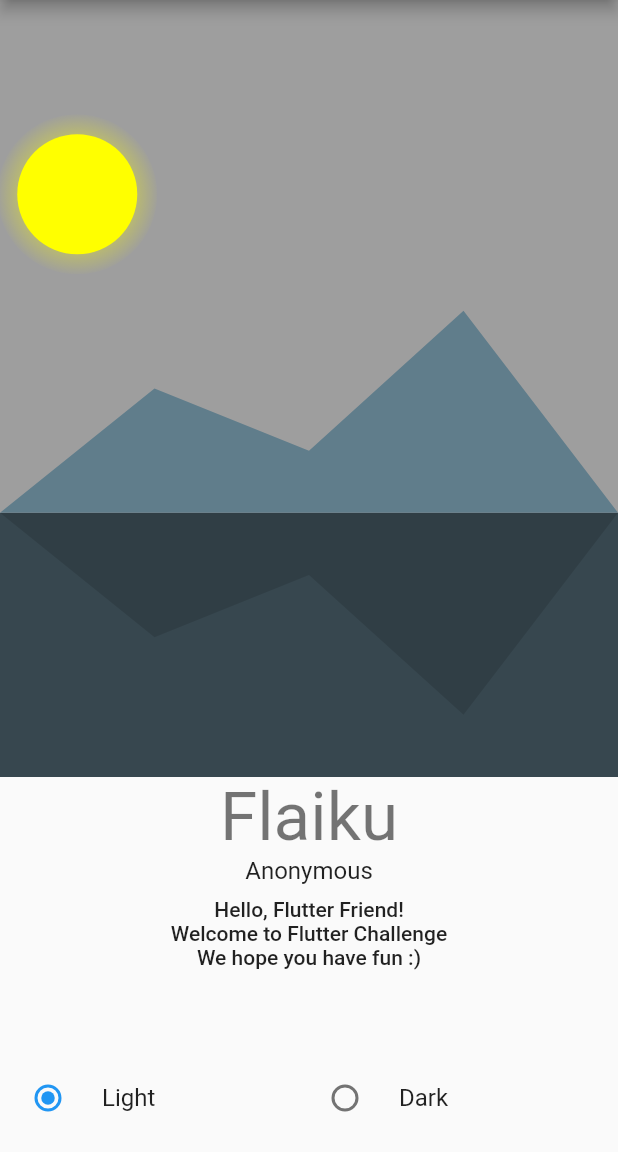
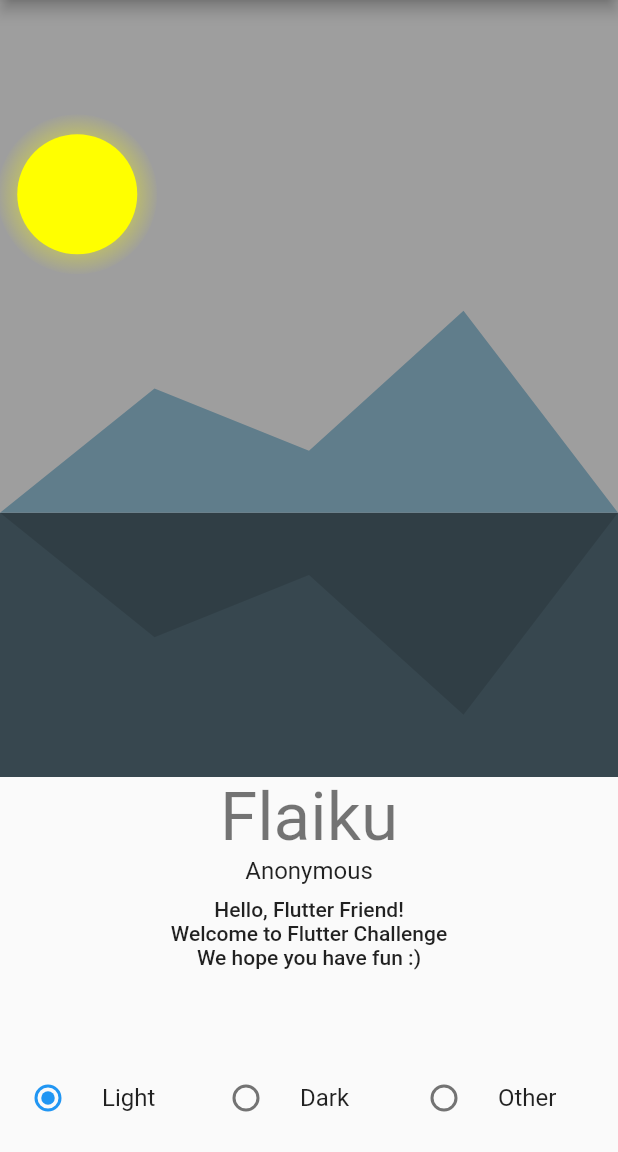
Before and after one commit to Flutter-Challenge/mini_challenge_1_starter_app, a Flutter app: the screen it shows after launch, on a phone screen of 412 x 824 dp, the part 84-1236 px from its top. Run offline on Flutter 3.47's test engine with Material 2 defaults, Android fonts, the phone set to English and light mode, and no system bars.

Commit message:
use ThemeType instead of ThemeMode so you can have as many themes as you want

```diff
--- a/lib/main.dart
+++ b/lib/main.dart
@@ -22,9 +22,7 @@ class MyApp extends StatelessWidget {
       return MaterialApp(
         title: 'Theming Mini Challenge',
         debugShowCheckedModeBanner: false,
-        themeMode: themeProvider.themeMode,
         theme: themeProvider.currentThemeData,
-        darkTheme: themeProvider.currentThemeData,
         home: MyHomePage(title: 'Theming Mini Challenge'),
       );
     });
--- a/lib/scenery.dart
+++ b/lib/scenery.dart
@@ -1,7 +1,7 @@
 import 'package:flutter/material.dart';
 import 'package:provider/provider.dart';
 
-import 'SceneryPainter.dart';
+import 'scenery_painter.dart';
 import 'themes/custom_themes.dart';
 import 'themes/my_theme.dart';
 
@@ -51,21 +51,30 @@ class _SceneryState extends State<Scenery> {
                   mainAxisAlignment: MainAxisAlignment.spaceBetween,
                   children: <Widget>[
                     Expanded(
-                      child: RadioListTile<ThemeMode>(
+                      child: RadioListTile<ThemeType>(
                         contentPadding: EdgeInsets.symmetric(horizontal: 4),
                         title: const Text('Light'),
-                        groupValue: myTheme.themeMode,
-                        value: ThemeMode.light,
-                        onChanged: (ThemeMode? mode) => myTheme.setThemeMode(ThemeMode.light),
+                        groupValue: myTheme.themeType,
+                        value: ThemeType.Light,
+                        onChanged: (ThemeType? mode) => myTheme.setThemeType(ThemeType.Light),
                       ),
                     ),
                     Expanded(
-                      child: RadioListTile<ThemeMode>(
+                      child: RadioListTile<ThemeType>(
                         contentPadding: EdgeInsets.symmetric(horizontal: 4),
                         title: const Text('Dark'),
-                        groupValue: myTheme.themeMode,
-                        value: ThemeMode.dark,
-                        onChanged: (ThemeMode? mode) => myTheme.setThemeMode(ThemeMode.dark),
+                        groupValue: myTheme.themeType,
+                        value: ThemeType.Dark,
+                        onChanged: (ThemeType? mode) => myTheme.setThemeType(ThemeType.Dark),
+                      ),
+                    ),
+                    Expanded(
+                      child: RadioListTile<ThemeType>(
+                        contentPadding: EdgeInsets.symmetric(horizontal: 4),
+                        title: const Text('Other'),
+                        groupValue: myTheme.themeType,
+                        value: ThemeType.Other,
+                        onChanged: (ThemeType? mode) => myTheme.setThemeType(ThemeType.Other),
                       ),
                     ),
                   ],
--- a/lib/themes/custom_themes.dart
+++ b/lib/themes/custom_themes.dart
@@ -11,11 +11,13 @@ class CustomWidgetThemes {
 
   SceneryThemeData? sceneryThemeData;
 
-  // todo(you) These colors are dreary! Modify this so the picture has different values for light and dark modes
+  // todo(you) These colors are dreary! Modify this so the picture has different values for light and dark modes.
+  //  If you are feeling ambitions, get creative and make a third theme (or a fourth!)
   CustomWidgetThemes._(BuildContext context) {
-    final themeMode = Provider.of<MyTheme>(context).themeMode;
-    if (Theme.of(context).brightness == Brightness.light) {
-      //themeMode == ThemeMode.light) {
+    final themeType = Provider.of<MyTheme>(context).themeType;
+
+    switch (themeType) {
+      case ThemeType.Light:
         sceneryThemeData = SceneryThemeData(
           skyFillColor: Colors.grey,
           mountainFillColor: Colors.blueGrey,
@@ -23,7 +25,8 @@ class CustomWidgetThemes {
           drawMoon: false,
           drawSun: true,
         );
-    } else {
+        break;
+      case ThemeType.Dark:
         sceneryThemeData = SceneryThemeData(
           skyFillColor: Colors.grey,
           mountainFillColor: Colors.blueGrey,
@@ -31,6 +34,16 @@ class CustomWidgetThemes {
           drawMoon: true,
           drawSun: false,
         );
+        break;
+      case ThemeType.Other:
+        sceneryThemeData = SceneryThemeData(
+          skyFillColor: Colors.grey,
+          mountainFillColor: Colors.blueGrey,
+          waterFillColor: Colors.blueGrey[800]!,
+          drawMoon: true,
+          drawSun: true,
+        );
+        break;
     }
   }
 }
--- a/lib/themes/my_theme.dart
+++ b/lib/themes/my_theme.dart
@@ -1,37 +1,45 @@
 import 'package:flutter/material.dart';
 
 class MyTheme with ChangeNotifier {
-  var _themeMode = ThemeMode.light;
+  var _themeType = ThemeType.Light;
 
-  ThemeMode get themeMode => _themeMode;
+  ThemeType get themeType => _themeType;
 
   MyTheme() {
+    /// If the user changes the theme in their device's settings, this is picked up on as well:
     final window = WidgetsBinding.instance?.window;
     window?.onPlatformBrightnessChanged = () {
-      // This callback gets invoked every time brightness changes
       final brightness = window.platformBrightness;
 
       switch (brightness) {
         case Brightness.dark:
-          setThemeMode(ThemeMode.dark);
+          setThemeType(ThemeType.Dark);
           break;
         case Brightness.light:
-          setThemeMode(ThemeMode.light);
+          setThemeType(ThemeType.Light);
       }
     };
   }
-
-  void setThemeMode(ThemeMode themeMode) {
-    _themeMode = themeMode;
+  void setThemeType(ThemeType themeType) {
+    _themeType = themeType;
     notifyListeners();
   }
 
-  // todo(you) fill this in and make the different text styles visible in the text area look better in both light and dark mode?
+  // todo(you) fill this in and make the different text styles visible in the text area look better in both light, dark and other mode?
   ThemeData get currentThemeData {
-    if (_themeMode == ThemeMode.light) {
-      return ThemeData(brightness: Brightness.light, primaryColor: Colors.blue);
-    } else {
-      return ThemeData(brightness: Brightness.dark, primaryColor: Colors.green);
+    switch (themeType) {
+      case ThemeType.Light:
+        return ThemeData();
+      case ThemeType.Dark:
+        return ThemeData();
+      case ThemeType.Other:
+        return ThemeData();
     }
   }
 }
+
+enum ThemeType {
+  Light,
+  Dark,
+  Other,
+}
```
Also changed, not shown: lib/scenery_painter.dart (renamed from lib/SceneryPainter.dart), 1 other file. Lines whose indentation alone changed are shown as unchanged.
